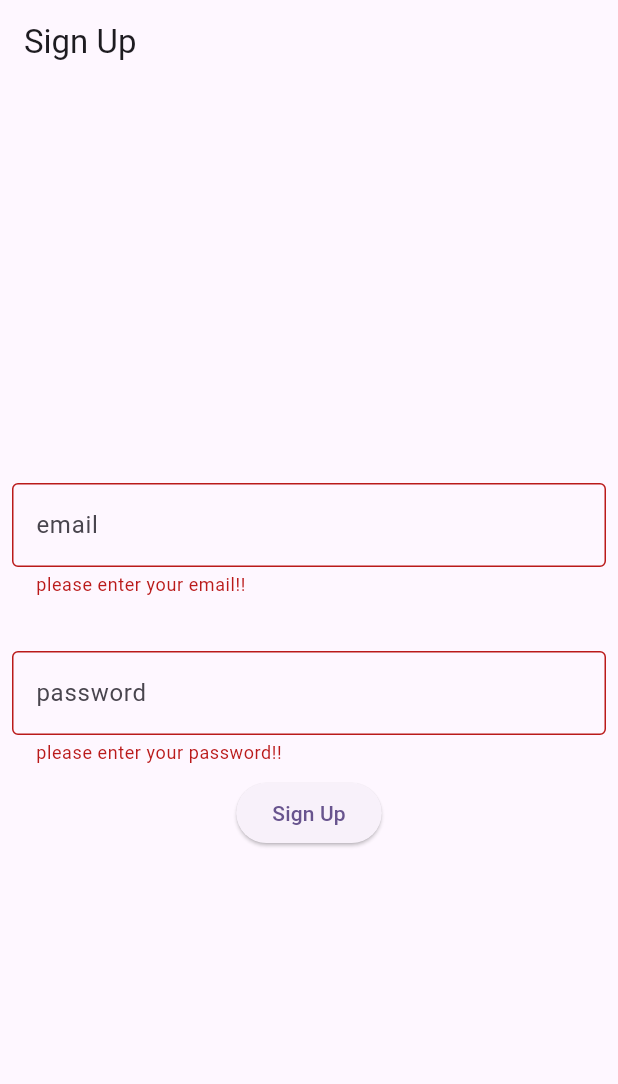
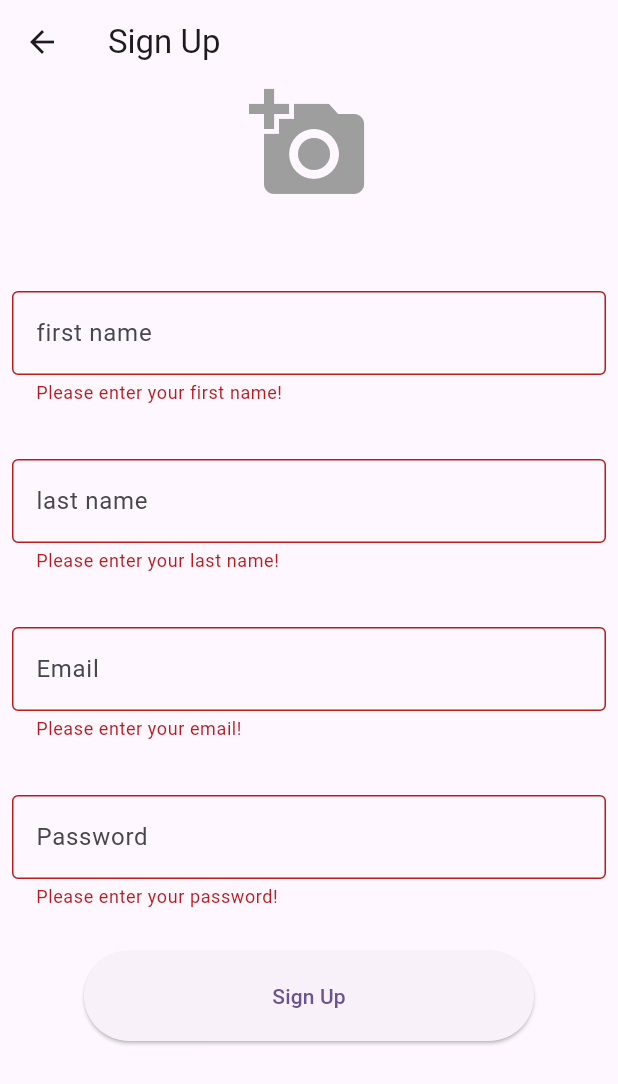
Before and after one commit to MudsaAhmad/Firebase-Concepts-App, a Flutter app: the SignUpScreen screen opened directly, after a tap on "Sign Up", on a phone screen of 412 x 824 dp. Shown: the top 1084 px of the screen. Run offline on Flutter 3.47's test engine with Material 3 defaults, Android fonts, the phone set to English and light mode, and no system bars; our stand-ins replace cloud_firestore, firebase_auth, firebase_core, firebase_storage, google_sign_in, image_picker; missing offline and left inert: encrypt; accounts and stored records are empty.

Commit message:
store user data in firebase collestions.

```diff
--- a/lib/26-02-2025/sign_up_screen.dart
+++ b/lib/26-02-2025/sign_up_screen.dart
@@ -1,6 +1,12 @@
+import 'dart:io';
+
+import 'package:cloud_firestore/cloud_firestore.dart';
 import 'package:firebase_auth/firebase_auth.dart';
+import 'package:firebase_concepts_app/26-02-2025/home_screen.dart';
+import 'package:firebase_storage/firebase_storage.dart';
 import 'package:flutter/material.dart';
-
+import 'package:google_sign_in/google_sign_in.dart';
+import 'package:image_picker/image_picker.dart';
 import 'login_screen.dart';
 
 class SignUpScreen extends StatefulWidget {
@@ -11,91 +17,212 @@
 }
 
 class _SignUpScreenState extends State<SignUpScreen> {
+  final firstNameController = TextEditingController();
+  final lastNameController = TextEditingController();
   final emailController = TextEditingController();
   final passwordController = TextEditingController();
+
 
   final formKey = GlobalKey<FormState>();
   bool loading = false;
 
   @override
+  void dispose() {
+    firstNameController.dispose();
+    lastNameController.dispose();
+    emailController.dispose();
+    passwordController.dispose();
+    super.dispose();
+  }
+
+  File? _selectedImage;
+
+  Future<void> _pickImage() async {
+    final ImagePicker picker = ImagePicker();
+    final XFile? pickedFile = await picker.pickImage(source: ImageSource.gallery);
+
+    if (pickedFile != null) {
+      setState(() {
+        _selectedImage = File(pickedFile.path);
+        print('image-------------->$_selectedImage');
+      });
+    }
+  }
+
+
+
+  Future<void> saveUserDetailsToFirestore(String uid, String? imageUrl) async {
+    try {
+      await FirebaseFirestore.instance.collection('myUsers').doc(uid).set({
+        'firstName': firstNameController.text.trim(),
+        'lastName': lastNameController.text.trim(),
+        'email': emailController.text.trim(),
+        'profileImage': imageUrl,
+        'createdAt': DateTime.now(),
+        'uid': uid,
+      });
+      print('User details saved successfully------->');
+      Navigator.push(
+          context, MaterialPageRoute(builder: (context) => HomeScreen()));
+    } catch (error) {
+      print(
+          'Error User details saved successfully saving user details--------: $error');
+      ScaffoldMessenger.of(context).showSnackBar(
+        SnackBar(content: Text('Failed to save user details: $error')),
+      );
+    }
+  }
+
+  @override
   Widget build(BuildContext context) {
     return Scaffold(
       appBar: AppBar(
-        title: Text('Sign Up'),
+        title: const Text('Sign Up'),
       ),
-      body: Center(
-        child: Form(
-          key: formKey,
+      body: Form(
+        key: formKey,
+        child: SingleChildScrollView(
           child: Column(
-            mainAxisAlignment: MainAxisAlignment.center,
+            //mainAxisAlignment: MainAxisAlignment.center,
             children: [
+
+            GestureDetector(
+            onTap: _pickImage,
+            child: _selectedImage == null
+                ? Icon(
+              Icons.add_a_photo,
+              size: 80,
+              color: Colors.grey,
+            )
+                : CircleAvatar(
+              radius: 80,
+              backgroundImage: FileImage(_selectedImage!),
+            ),
+          ),
+
+
+
+              SizedBox(
+                height: 50,
+              ),
+              Padding(
+                padding: const EdgeInsets.all(8.0),
+                child: TextFormField(
+                  controller: firstNameController,
+                  decoration: const InputDecoration(
+                    hintText: 'first name',
+                    border: OutlineInputBorder(),
+                  ),
+                  validator: (value) {
+                    if (value == null || value.isEmpty) {
+                      return 'Please enter your first name!';
+                    }
+                    return null;
+                  },
+                  keyboardType: TextInputType.emailAddress,
+                ),
+              ),
+              const SizedBox(height: 20),
+              Padding(
+                padding: const EdgeInsets.all(8.0),
+                child: TextFormField(
+                  controller: lastNameController,
+                  decoration: const InputDecoration(
+                    hintText: 'last name',
+                    border: OutlineInputBorder(),
+                  ),
+                  validator: (value) {
+                    if (value == null || value.isEmpty) {
+                      return 'Please enter your last name!';
+                    }
+                    return null;
+                  },
+                  keyboardType: TextInputType.emailAddress,
+                ),
+              ),
+              const SizedBox(height: 20),
               Padding(
                 padding: const EdgeInsets.all(8.0),
                 child: TextFormField(
                   controller: emailController,
                   decoration: const InputDecoration(
-                    hintText: 'email',
+                    hintText: 'Email',
                     border: OutlineInputBorder(),
                   ),
                   validator: (value) {
                     if (value == null || value.isEmpty) {
-                      return 'please enter your email!!';
+                      return 'Please enter your email!';
                     }
+                    return null;
                   },
                   keyboardType: TextInputType.emailAddress,
+                ),
+              ),
+              const SizedBox(height: 20),
+              Padding(
+                padding: const EdgeInsets.all(8.0),
+                child: TextFormField(
+                  controller: passwordController,
+                  decoration: const InputDecoration(
+                    hintText: 'Password',
+                    border: OutlineInputBorder(),
+                  ),
+                  obscureText: true,
+                  validator: (value) {
+                    if (value == null || value.isEmpty) {
+                      return 'Please enter your password!';
+                    }
+                    if (value.length < 6) {
+                      return 'Password must be at least 6 characters!';
+                    }
+                    return null;
+                  },
+                  keyboardType: TextInputType.text,
                 ),
               ),
               const SizedBox(
                 height: 20,
               ),
-              Padding(
-                padding: const EdgeInsets.all(8.0),
-                child: TextFormField(
-                  controller: passwordController,
-                  decoration: const InputDecoration(
-                    hintText: 'password',
-                    border: OutlineInputBorder(),
-                  ),
-                  validator: (value) {
-                    if (value == null || value.isEmpty) {
-                      return 'please enter your password!!';
-                    }
-                  },
-                  keyboardType: TextInputType.text,
-                ),
-              ),
-              ElevatedButton(
+              SizedBox(
+                height: 60,
+                width: 300,
+                child: ElevatedButton(
                   onPressed: () async {
                     if (formKey.currentState!.validate()) {
                       setState(() {
                         loading = true;
                       });
+                      try {
+                        UserCredential userCredential = await FirebaseAuth
+                            .instance
+                            .createUserWithEmailAndPassword(
+                          email: emailController.text.trim(),
+                          password: passwordController.text.trim(),
+                        );
+                        print('User creation successful and my id -----------> ${userCredential.user!.uid}');
+                        // If user creation is successful, store additional details
+                        await saveUserDetailsToFirestore(
+                            userCredential.user!.uid, '');
+                        ScaffoldMessenger.of(context).showSnackBar(
+                          const SnackBar(
+                            content: Text('Account created successfully!'),
+                          ),
+                        );
+                        // Navigate to Login Screen
+                        Navigator.pushReplacement(
+                          context,
+                          MaterialPageRoute(
+                            builder: (context) => const LoginScreen(),
+                          ),
+                        );
+                      } on FirebaseAuthException catch (error) {
+                        print('error---------->$error');
 
-                      try {
-                        await FirebaseAuth.instance.createUserWithEmailAndPassword(
-                            email: emailController.text.trim(),
-                            password: passwordController.text.trim());
-
-                        // navigate to next screen
-                        Navigator.push(
-                            context,
-                            MaterialPageRoute(
-                                builder: (context) => const LoginScreen()));
-
-                        setState(() {
-                          loading = false;
-                        });
+                      } catch (error) {
+                        print('Error during sign up: $error');
                         ScaffoldMessenger.of(context).showSnackBar(
-                            const SnackBar(
-                                content:
-                                    Text('Account created successfully!!')));
-                      } on FirebaseException catch (error) {
-                        ScaffoldMessenger.of(context).showSnackBar(
-                            SnackBar(content: Text('${error.message}')));
-                        print('error------>$error');
-                        setState(() {
-                          loading = false;
-                        });
+                          SnackBar(content: Text('Error: $error')),
+                        );
                       } finally {
                         setState(() {
                           loading = false;
@@ -103,12 +230,18 @@
                       }
                     }
                   },
-                  child:
-                      loading ? CircularProgressIndicator() : Text('Sign Up')),
+                  child: loading
+                      ? const CircularProgressIndicator(
+                          color: Colors.white,
+                        )
+                      : const Text('Sign Up'),
+                ),
+              ),
             ],
           ),
         ),
       ),
     );
   }
+
 }
--- a/lib/main.dart
+++ b/lib/main.dart
@@ -2,6 +2,7 @@
 import 'package:flutter/material.dart';
 
 import '26-02-2025/sign_up_screen.dart';
+import '27-02-2025/sign_up_screen_two.dart';
 
 void main() async {
   WidgetsFlutterBinding.ensureInitialized();
@@ -16,12 +17,13 @@
   @override
   Widget build(BuildContext context) {
     return MaterialApp(
+      debugShowCheckedModeBanner: false,
       title: 'Flutter Demo',
       theme: ThemeData(
         colorScheme: ColorScheme.fromSeed(seedColor: Colors.deepPurple),
         useMaterial3: true,
       ),
-      home: const SignUpScreen(),
+      home: const SignUpScreenTwo(),
     );
   }
 }
--- a/pubspec.yaml
+++ b/pubspec.yaml
@@ -37,6 +37,11 @@
   cupertino_icons: ^1.0.6
   firebase_core: ^3.12.0
   firebase_auth: ^5.5.0
+  cloud_firestore: ^5.6.5
+  google_sign_in: ^6.2.2
+  image_picker: ^1.1.2
+  firebase_storage: ^12.4.4
+  encrypt: ^5.0.3
 
 dev_dependencies:
   flutter_test:
```
Also changed, not shown: lib/27-02-2025/sign_up_screen_two.dart (added, +197 -0 lines), pubspec.lock, 6 other files.
